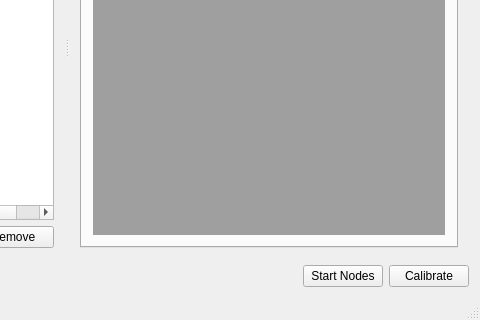
First picture: the form in calibration_gui/calibration_gui/ui/mainwindow.ui, repository davidtvs/calibration, before the edit; both pictures show x 138 to 618 and y 193 to 513 of the 618 by 513 pixel window.
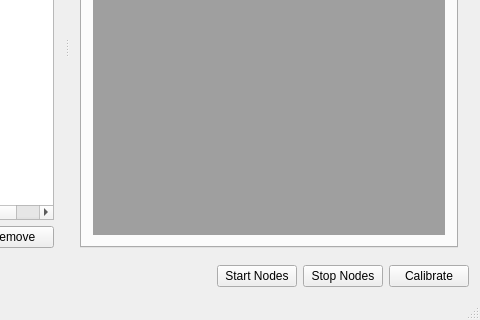
Second picture: the form after the edit.

The edit to the form file:
```diff
--- a/calibration_gui/calibration_gui/ui/mainwindow.ui
+++ b/calibration_gui/calibration_gui/ui/mainwindow.ui
@@ -34,12 +34,12 @@
       </property>
      </spacer>
     </item>
-    <item row="0" column="0" colspan="3">
+    <item row="0" column="0" colspan="5">
      <widget class="QSplitter" name="splitter">
       <property name="orientation">
        <enum>Qt::Horizontal</enum>
       </property>
-      <widget class="QWidget" name="">
+      <widget class="QWidget" name="layoutWidget">
        <layout class="QGridLayout" name="gridLayout">
         <item row="1" column="3">
          <widget class="QPushButton" name="bt_add">
@@ -101,7 +101,7 @@
         </item>
        </layout>
       </widget>
-      <widget class="QWidget" name="">
+      <widget class="QWidget" name="layoutWidget_1">
        <layout class="QGridLayout" name="gridLayout_3">
         <item row="0" column="0">
          <widget class="QTabWidget" name="tabWidget">
@@ -151,20 +151,27 @@
       </widget>
      </widget>
     </item>
-    <item row="4" column="1">
+    <item row="4" column="2">
      <widget class="QPushButton" name="bt_start_nodes">
       <property name="text">
        <string>Start Nodes</string>
       </property>
      </widget>
     </item>
-    <item row="4" column="2">
+    <item row="4" column="4">
      <widget class="QPushButton" name="bt_calibrate">
       <property name="text">
        <string>Calibrate</string>
       </property>
      </widget>
     </item>
+    <item row="4" column="3">
+     <widget class="QPushButton" name="bt_stop_nodes">
+      <property name="text">
+       <string>Stop Nodes</string>
+      </property>
+     </widget>
+    </item>
    </layout>
   </widget>
   <widget class="QMenuBar" name="menuBar">
```
